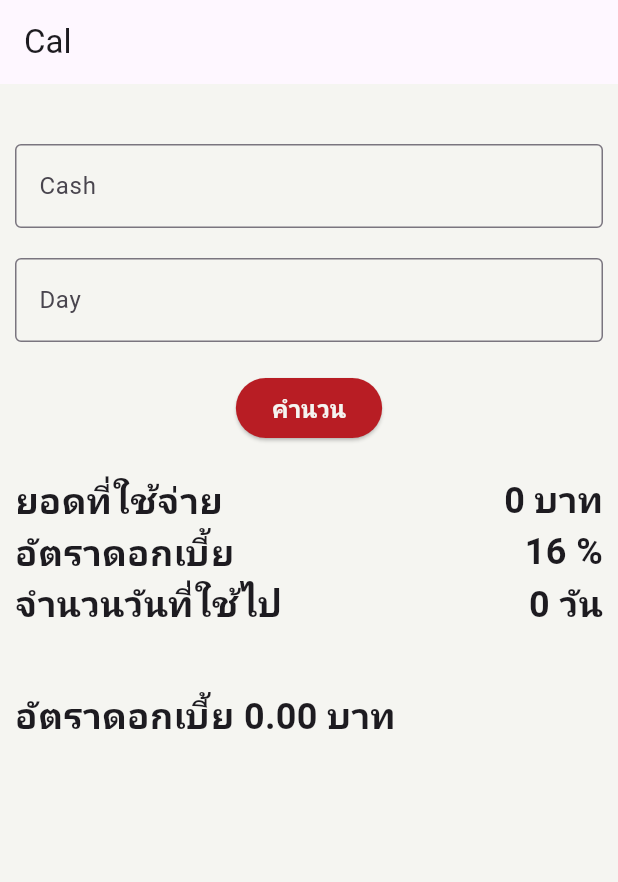
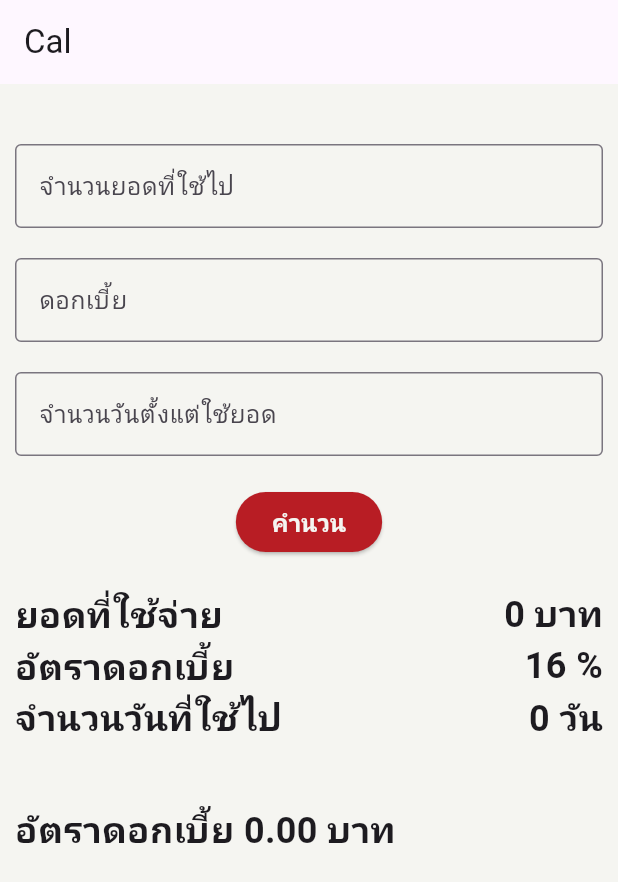
Before and after one commit to CableBK/flutter_creditcard_interest_cal, a Flutter app: the screen it shows after launch, after a tap on "คำนวน", on a phone screen of 412 x 824 dp. Shown: the top 882 px of the screen. Run offline on Flutter 3.47's test engine with Material 3 defaults, Android fonts, the phone set to English and light mode, and no system bars.

Commit message:
Update Interest

```diff
--- a/lib/pages/cal_page.dart
+++ b/lib/pages/cal_page.dart
@@ -19,9 +19,11 @@ class _CalPageState extends State<CalPage> {
   var total3 = 0;
 
   String cashStr = '';
+  String intStr = '';
   String dayStr = '';
 
   final cashController = TextEditingController();
+  final intController = TextEditingController();
   final dayController = TextEditingController();
 
   void _savecashData() {
@@ -40,6 +42,16 @@ class _CalPageState extends State<CalPage> {
         dayStr = dayController.text;
         day = int.parse(
             dayStr); // Assign the value from the controller to the variable
+      },
+    );
+  }
+
+  void _saveintData() {
+    setState(
+      () {
+        intStr = intController.text;
+        interest = int.parse(
+            intStr); // Assign the value from the controller to the variable
       },
     );
   }
@@ -66,6 +78,14 @@ class _CalPageState extends State<CalPage> {
             ),
             Row(
               children: [
+                Expanded(child: buildInterestField()),
+              ],
+            ),
+            const SizedBox(
+              height: 20,
+            ),
+            Row(
+              children: [
                 Expanded(child: buildDayField()),
               ],
             ),
@@ -82,6 +102,7 @@ class _CalPageState extends State<CalPage> {
                   ),
                   onPressed: () {
                     _savecashData();
+                    _saveintData();
                     _savedayData();
                   },
                   child: const Text(
@@ -151,7 +172,17 @@ class _CalPageState extends State<CalPage> {
       controller: cashController,
       decoration: InputDecoration(
         border: OutlineInputBorder(),
-        labelText: 'Cash',
+        labelText: 'จำนวนยอดที่ใช้ไป',
+      ),
+    );
+  }
+
+  Widget buildInterestField() {
+    return TextField(
+      controller: intController,
+      decoration: InputDecoration(
+        border: OutlineInputBorder(),
+        labelText: 'ดอกเบี้ย',
       ),
     );
   }
@@ -161,7 +192,7 @@ class _CalPageState extends State<CalPage> {
       controller: dayController,
       decoration: InputDecoration(
         border: OutlineInputBorder(),
-        labelText: 'Day',
+        labelText: 'จำนวนวันตั้งแต่ใช้ยอด',
       ),
     );
   }
```
Also changed, not shown: pubspec.yaml (+3 -4 lines).
